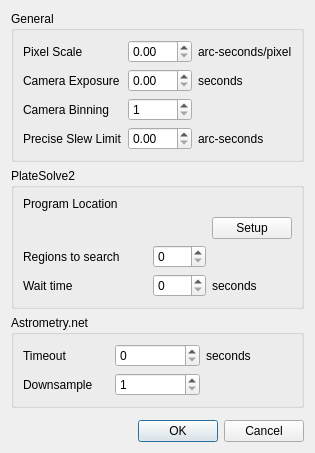
PythonAstroimagingSuite/pyastrometry, file resources/uic/pyastrometry_settings.ui: the form before one commit.
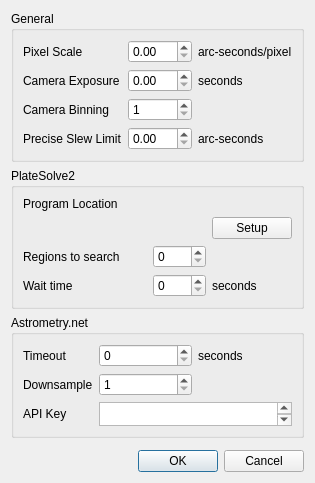
The form after the commit.

Patch:
```diff
--- a/resources/uic/pyastrometry_settings.ui
+++ b/resources/uic/pyastrometry_settings.ui
@@ -200,6 +200,29 @@
         </property>
        </widget>
       </item>
+      <item row="2" column="0">
+       <widget class="QLabel" name="label_15">
+        <property name="text">
+         <string>API Key</string>
+        </property>
+       </widget>
+      </item>
+      <item row="2" column="1" colspan="2">
+       <widget class="QPlainTextEdit" name="astrometry_apikey">
+        <property name="minimumSize">
+         <size>
+          <width>0</width>
+          <height>24</height>
+         </size>
+        </property>
+        <property name="maximumSize">
+         <size>
+          <width>16777215</width>
+          <height>24</height>
+         </size>
+        </property>
+       </widget>
+      </item>
      </layout>
     </widget>
    </item>
```
